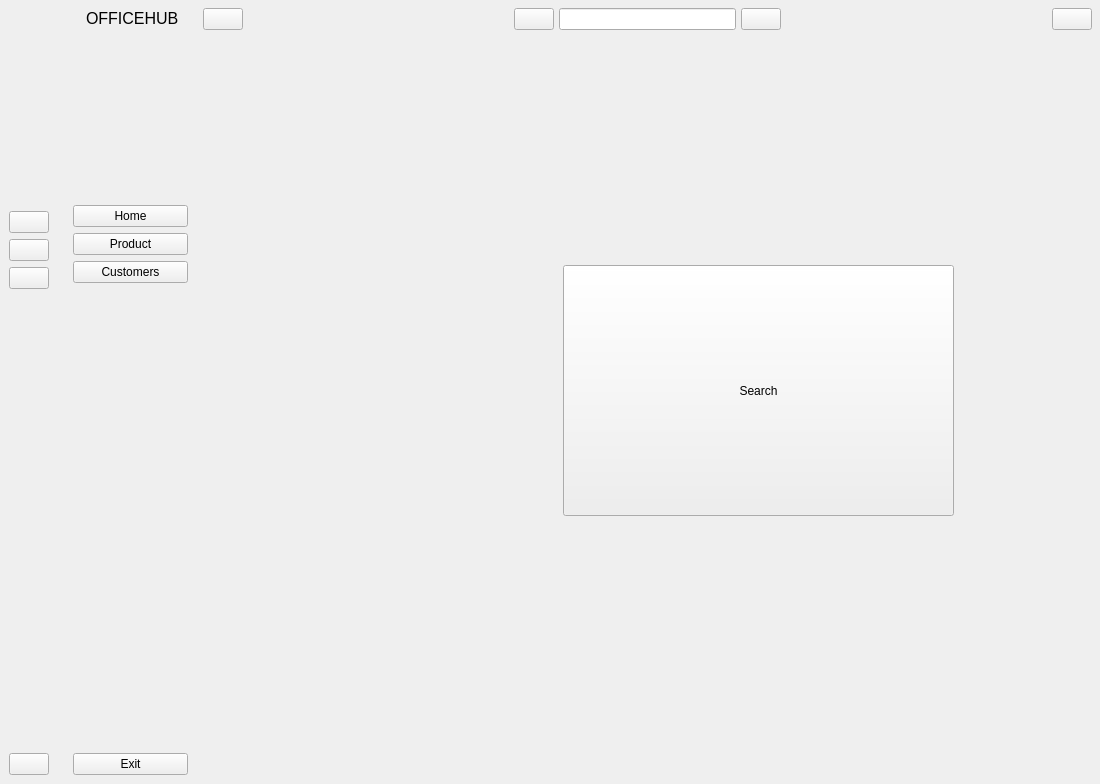
Ryhtruly/Stationery-Officehub, file emp_ui/emp_dashboard.ui: the form before one commit.
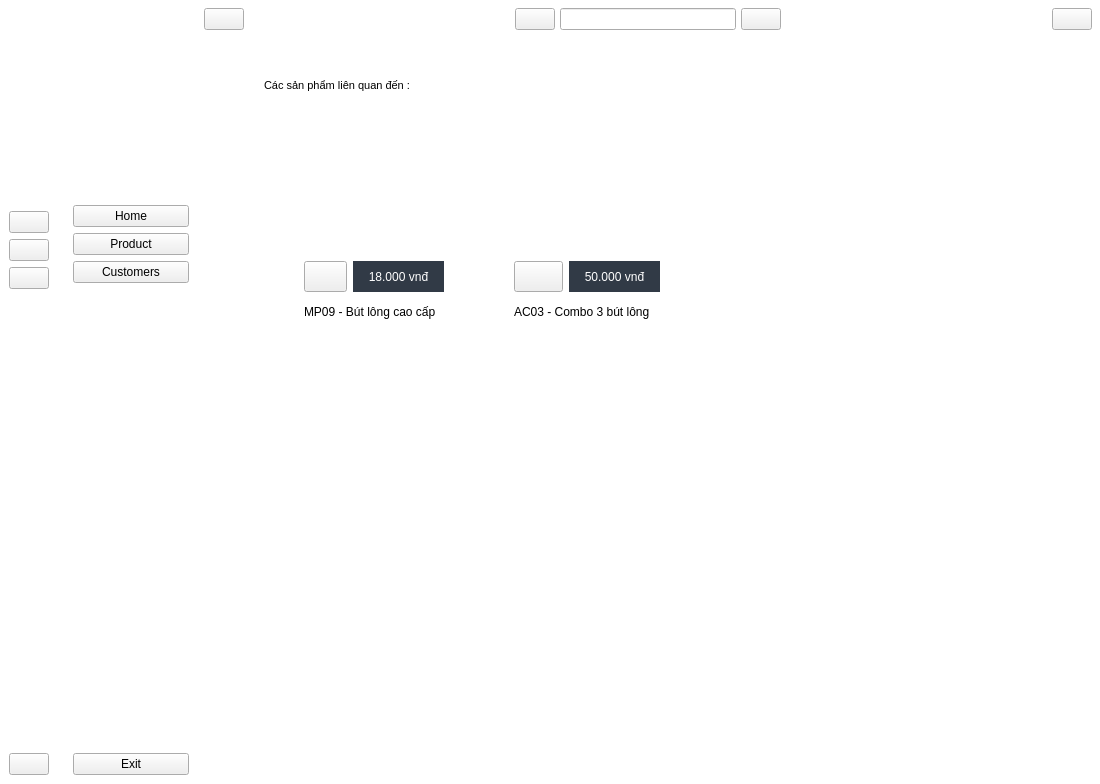
The form after the commit. The open tabs and pages were chosen to show the change. Icons and pictures are not drawn.

Diff of the .ui file:
```diff
--- a/emp_ui/emp_dashboard.ui
+++ b/emp_ui/emp_dashboard.ui
@@ -13,6 +13,11 @@
   <property name="windowTitle">
    <string>MainWindow</string>
   </property>
+  <property name="styleSheet">
+   <string notr="true">#MainWindow {
+		background-color: #fff;
+	}</string>
+  </property>
   <widget class="QWidget" name="centralwidget">
    <layout class="QGridLayout" name="gridLayout">
     <property name="leftMargin">
@@ -189,8 +194,13 @@
            <property name="font">
             <font>
              <pointsize>12</pointsize>
+             <weight>75</weight>
+             <bold>true</bold>
             </font>
            </property>
+           <property name="styleSheet">
+            <string notr="true">color : #fff</string>
+           </property>
            <property name="text">
             <string>OFFICEHUB  </string>
            </property>
@@ -599,19 +609,234 @@
           </widget>
          </widget>
          <widget class="QWidget" name="search_widget">
+          <widget class="QLabel" name="label_8">
+           <property name="geometry">
+            <rect>
+             <x>60</x>
+             <y>30</y>
+             <width>181</width>
+             <height>41</height>
+            </rect>
+           </property>
+           <property name="font">
+            <font>
+             <pointsize>8</pointsize>
+            </font>
+           </property>
+           <property name="text">
+            <string>Các sản phẩm liên quan đến : </string>
+           </property>
+          </widget>
+          <widget class="QLabel" name="search_output">
+           <property name="geometry">
+            <rect>
+             <x>240</x>
+             <y>30</y>
+             <width>141</width>
+             <height>41</height>
+            </rect>
+           </property>
+           <property name="minimumSize">
+            <size>
+             <width>141</width>
+             <height>41</height>
+            </size>
+           </property>
+           <property name="font">
+            <font>
+             <weight>75</weight>
+             <bold>true</bold>
+            </font>
+           </property>
+           <property name="text">
+            <string/>
+           </property>
+          </widget>
+          <widget class="QLabel" name="label_11">
+           <property name="geometry">
+            <rect>
+             <x>310</x>
+             <y>220</y>
+             <width>131</width>
+             <height>31</height>
+            </rect>
+           </property>
+           <property name="text">
+            <string/>
+           </property>
+          </widget>
+          <widget class="QWidget" name="">
+           <property name="geometry">
+            <rect>
+             <x>100</x>
+             <y>100</y>
+             <width>140</width>
+             <height>190</height>
+            </rect>
+           </property>
+           <layout class="QVBoxLayout" name="verticalLayout_7">
+            <item>
+             <widget class="QWidget" name="widget_8" native="true">
+              <property name="minimumSize">
+               <size>
+                <width>131</width>
+                <height>120</height>
+               </size>
+              </property>
+              <property name="styleSheet">
+               <string notr="true">border-image: url(:/icons/icon/but-long-dau-thien-long-pm09_3-scaled.jpg);
+border-radius: 5px;</string>
+              </property>
+             </widget>
+            </item>
+            <item>
+             <layout class="QHBoxLayout" name="horizontalLayout_5">
+              <item>
+               <widget class="QPushButton" name="pushButton_2">
+                <property name="minimumSize">
+                 <size>
+                  <width>31</width>
+                  <height>31</height>
+                 </size>
+                </property>
+                <property name="text">
+                 <string/>
+                </property>
+                <property name="icon">
+                 <iconset resource="resource.qrc">
+                  <normaloff>:/icons/icon/cart-59-xl (1).png</normaloff>:/icons/icon/cart-59-xl (1).png</iconset>
+                </property>
+               </widget>
+              </item>
+              <item>
+               <widget class="QLabel" name="label_10">
+                <property name="minimumSize">
+                 <size>
+                  <width>91</width>
+                  <height>31</height>
+                 </size>
+                </property>
+                <property name="styleSheet">
+                 <string notr="true">		background-color: #313a46;
+	color: white;</string>
+                </property>
+                <property name="text">
+                 <string>18.000 vnđ</string>
+                </property>
+                <property name="alignment">
+                 <set>Qt::AlignCenter</set>
+                </property>
+               </widget>
+              </item>
+             </layout>
+            </item>
+            <item>
+             <widget class="QLabel" name="label_12">
+              <property name="minimumSize">
+               <size>
+                <width>131</width>
+                <height>21</height>
+               </size>
+              </property>
+              <property name="text">
+               <string>MP09 - Bút lông cao cấp</string>
+              </property>
+             </widget>
+            </item>
+           </layout>
+           <zorder>label_12</zorder>
+          </widget>
+          <widget class="QWidget" name="">
+           <property name="geometry">
+            <rect>
+             <x>310</x>
+             <y>100</y>
+             <width>146</width>
+             <height>190</height>
+            </rect>
+           </property>
+           <layout class="QVBoxLayout" name="verticalLayout_8">
+            <item>
+             <widget class="QWidget" name="widget_9" native="true">
+              <property name="minimumSize">
+               <size>
+                <width>131</width>
+                <height>120</height>
+               </size>
+              </property>
+              <property name="styleSheet">
+               <string notr="true">border-image: url(:/icons/icon/but-long-dau-cd-flexoffice-fo-pm01-1.webp);</string>
+              </property>
+             </widget>
+            </item>
+            <item>
+             <layout class="QHBoxLayout" name="horizontalLayout_6">
+              <item>
           <widget class="QPushButton" name="pushButton_6">
-           <property name="geometry">
-            <rect>
-             <x>360</x>
-             <y>230</y>
-             <width>391</width>
-             <height>251</height>
-            </rect>
+                <property name="minimumSize">
+                 <size>
+                  <width>31</width>
+                  <height>31</height>
+                 </size>
            </property>
            <property name="text">
-            <string>Search</string>
-           </property>
-          </widget>
+                 <string/>
+                </property>
+                <property name="icon">
+                 <iconset resource="resource.qrc">
+                  <normaloff>:/icons/icon/cart-59-xl (1).png</normaloff>:/icons/icon/cart-59-xl (1).png</iconset>
+                </property>
+               </widget>
+              </item>
+              <item>
+               <widget class="QLabel" name="label_13">
+                <property name="minimumSize">
+                 <size>
+                  <width>91</width>
+                  <height>31</height>
+                 </size>
+                </property>
+                <property name="styleSheet">
+                 <string notr="true">		background-color: #313a46;
+	color: white;</string>
+                </property>
+                <property name="text">
+                 <string>50.000 vnđ</string>
+                </property>
+                <property name="alignment">
+                 <set>Qt::AlignCenter</set>
+                </property>
+               </widget>
+              </item>
+             </layout>
+            </item>
+            <item>
+             <widget class="QLabel" name="label_14">
+              <property name="minimumSize">
+               <size>
+                <width>131</width>
+                <height>21</height>
+               </size>
+              </property>
+              <property name="text">
+               <string>AC03 - Combo 3 bút lông</string>
+              </property>
+             </widget>
+            </item>
+           </layout>
+           <zorder>label_14</zorder>
+          </widget>
+          <zorder>widget_8</zorder>
+          <zorder>widget_9</zorder>
+          <zorder>search_output</zorder>
+          <zorder>label_10</zorder>
+          <zorder>label_11</zorder>
+          <zorder>label_12</zorder>
+          <zorder>pushButton_2</zorder>
+          <zorder>label_13</zorder>
+          <zorder>pushButton_6</zorder>
+          <zorder>label_14</zorder>
+          <zorder>label_8</zorder>
          </widget>
          <widget class="QWidget" name="page_6">
           <widget class="QPushButton" name="pushButton_11">
```
Left out of the diff: 76 changed lines with no effect on the pictures. Lines whose indentation alone changed are shown as unchanged.
